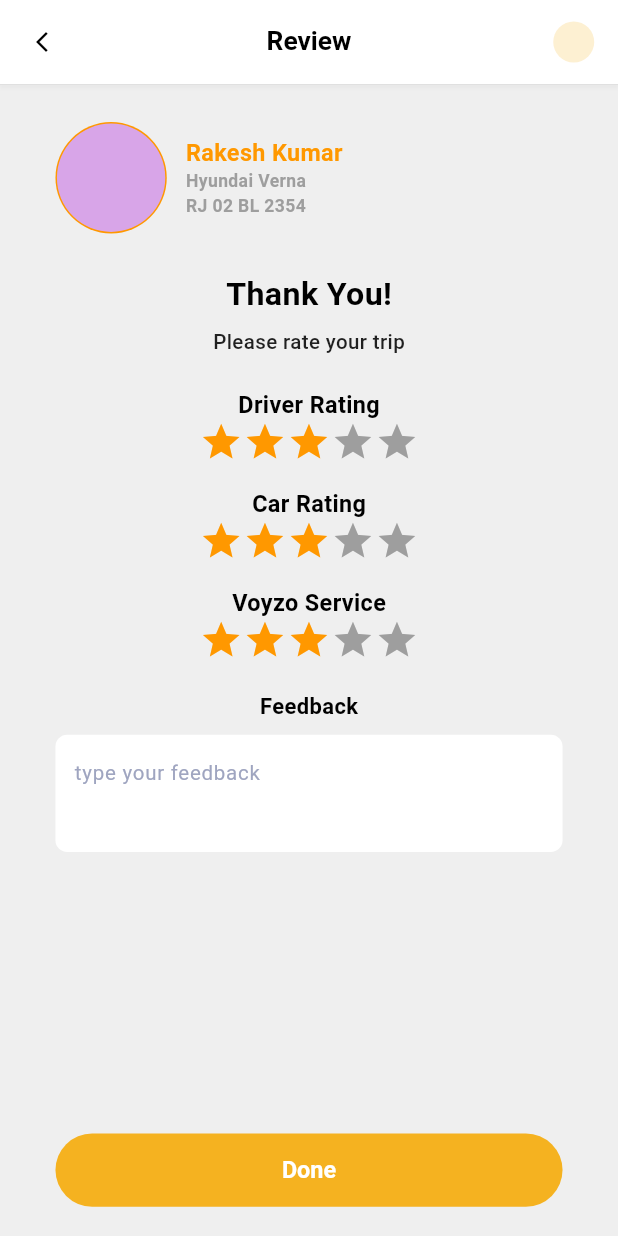
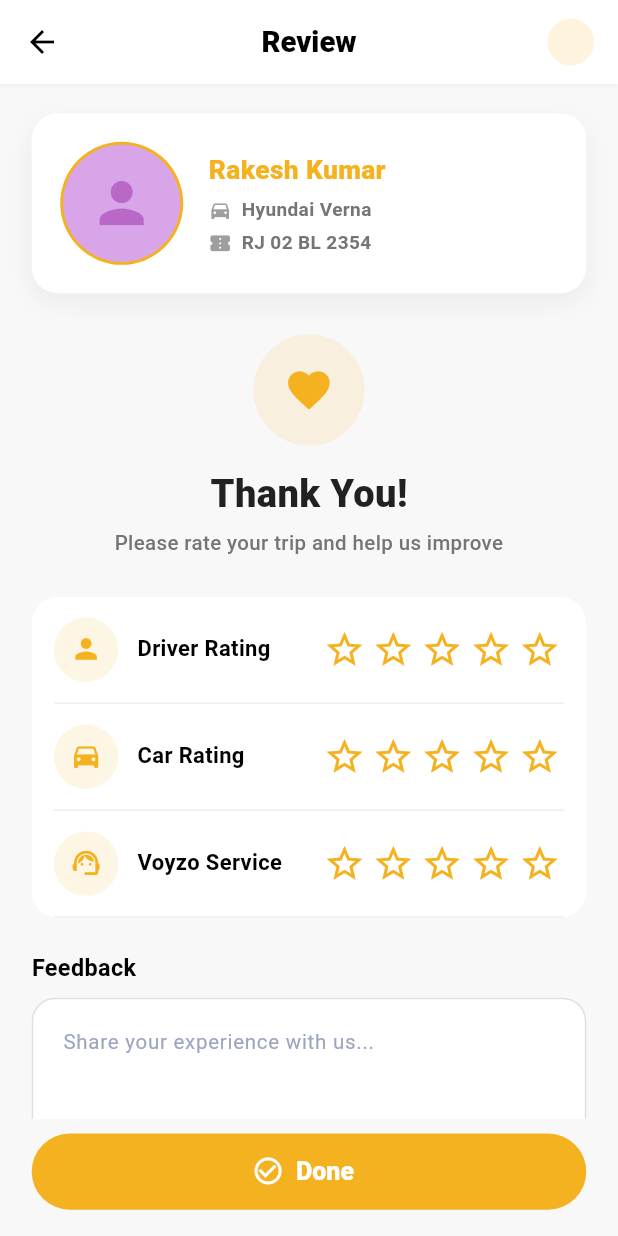
Before and after one commit to Vijayasuriyan1003/voyzo, a Flutter app: the ReviewPage screen opened by its route, on a phone screen of 412 x 824 dp. Run offline on Flutter 3.47's test engine with Material 3 defaults, Android fonts, the phone set to English and light mode, and no system bars; our stand-ins replace cookie_jar, dio, dio_cookie_manager, dropdown_button2, flutter_riverpod, flutter_screenutil and 1 more; Roboto replaces fonts that are missing (Poppins).

Commit message:
Improve review page UI with half-star ratings

```diff
--- a/lib/features/auth/presentation/pages/review_page.dart
+++ b/lib/features/auth/presentation/pages/review_page.dart
@@ -13,9 +13,9 @@ class ReviewPage extends StatefulWidget {
 }
 
 class _ReviewPageState extends State<ReviewPage> {
-  int driverRating = 3;
-  int carRating = 3;
-  int serviceRating = 3;
+  double driverRating = 0.0;
+  double carRating = 0.0;
+  double serviceRating = 0.0;
 
   final feedbackController = TextEditingController();
 
@@ -25,86 +25,148 @@ class _ReviewPageState extends State<ReviewPage> {
     super.dispose();
   }
 
-  Widget ratingStars(int rating, Function(int) onTap) {
-    return Row(
-      mainAxisAlignment: MainAxisAlignment.center,
-      children: List.generate(5, (index) {
-        final starIndex = index + 1;
+  void _updateRating(
+    DragUpdateDetails details,
+    double width,
+    Function(double) onChanged,
+  ) {
+    double value = (details.localPosition.dx / width) * 5;
+    value = value.clamp(0.0, 5.0);
+    value = (value * 2).round() / 2;
+    onChanged(value);
+  }
+
+  Widget halfStarRating(double rating, Function(double) onChanged) {
+    return LayoutBuilder(
+      builder: (context, constraints) {
+        final width = constraints.maxWidth;
 
         return GestureDetector(
+          behavior: HitTestBehavior.opaque,
+          onHorizontalDragUpdate: (details) {
+            _updateRating(details, width, onChanged);
+          },
+          child: Row(
+            mainAxisAlignment: MainAxisAlignment.spaceEvenly,
+            children: List.generate(5, (index) {
+              final star = index + 1;
+
+              IconData icon;
+
+              if (rating >= star) {
+                icon = Icons.star;
+              } else if (rating >= star - 0.5 && rating != 0) {
+                icon = Icons.star_half;
+              } else {
+                icon = Icons.star_border;
+              }
+
+              return Expanded(
+                child: GestureDetector(
+                  behavior: HitTestBehavior.translucent,
                   onTap: () {
-            onTap(starIndex);
+                    onChanged(star - 0.5);
                   },
-          child: Icon(
-            Icons.star,
-            size: 30.sp,
-            color: starIndex <= rating ? Colors.orange : Colors.grey,
+                  onDoubleTap: () {
+                    onChanged(star.toDouble());
+                  },
+                  child: FittedBox(
+                    fit: BoxFit.scaleDown,
+                    child: Padding(
+                      padding: EdgeInsets.symmetric(horizontal: 2.w),
+                      child: Icon(icon, color: AppColors.primary, size: 30.sp),
+                    ),
+                  ),
                 ),
               );
             }),
+          ),
         );
+      },
+    );
+  }
+
+  Widget ratingItem({
+    required IconData icon,
+    required String title,
+    required double rating,
+    required Function(double) onChanged,
+  }) {
+    return Container(
+      padding: EdgeInsets.symmetric(vertical: 14.h),
+      decoration: BoxDecoration(
+        border: Border(bottom: BorderSide(color: Colors.grey.shade200)),
+      ),
+      child: Row(
+        children: [
+          CircleAvatar(
+            radius: 22.r,
+            backgroundColor: AppColors.primary.withOpacity(.12),
+            child: Icon(icon, color: AppColors.primary, size: 22.sp),
+          ),
+
+          SizedBox(width: 12.w),
+
+          Expanded(
+            flex: 3,
+            child: Text(
+              title,
+              style: TextStyle(fontSize: 15.sp, fontWeight: FontWeight.w700),
+            ),
+          ),
+
+          Expanded(flex: 4, child: halfStarRating(rating, onChanged)),
+        ],
+      ),
+    );
+  }
+
+  String getInitials(String fullName) {
+    final nameParts = fullName.trim().split(' ');
+    if (nameParts.length >= 2) {
+      return '${nameParts[0][0]}${nameParts[1][0]}'.toUpperCase();
+    } else if (nameParts.isNotEmpty && nameParts[0].isNotEmpty) {
+      return nameParts[0][0].toUpperCase();
+    }
+    return '';
   }
 
   @override
   Widget build(BuildContext context) {
     return Scaffold(
-      backgroundColor: const Color(0xFFEFEFEF),
-
+      backgroundColor: const Color(0xFFF8F8F8),
       appBar: AppBar(
         backgroundColor: Colors.white,
         elevation: 1,
         centerTitle: true,
-        bottom: PreferredSize(
-          preferredSize: const Size.fromHeight(1),
-          child: Container(color: Colors.grey.shade300, height: 1),
-        ),
         leading: Padding(
           padding: EdgeInsets.all(10.w),
-          child: GestureDetector(
-            onTap: () {
-              context.pop();
-            },
-            child: const Icon(
-              Icons.arrow_back_ios_new,
-              color: Colors.black,
-              size: 16,
-            ),
+          child: InkWell(
+            borderRadius: BorderRadius.circular(12.r),
+            onTap: () => context.pop(),
+            child: const Icon(Icons.arrow_back, color: Colors.black),
           ),
         ),
         title: Text(
           'Review',
           style: TextStyle(
-            fontSize: 18.sp,
-            fontWeight: FontWeight.w700,
+            fontSize: 20.sp,
+            fontWeight: FontWeight.w800,
             color: Colors.black,
           ),
         ),
         actions: [
           InkWell(
             borderRadius: BorderRadius.circular(20.r),
-            onTap: () {
-              context.go('/customer_profile');
-            },
+            onTap: () => context.go('/customer_profile'),
             child: Consumer(
               builder: (context, ref, child) {
                 final user = ref.watch(userProvider);
-
-                final fullName = user?.fullName ?? '';
-
-                final nameParts = fullName.trim().split(' ');
-
-                String initials = '';
-
-                if (nameParts.length >= 2) {
-                  initials = '${nameParts[0][0]}${nameParts[1][0]}'
-                      .toUpperCase();
-                } else if (nameParts.isNotEmpty && nameParts[0].isNotEmpty) {
-                  initials = nameParts[0][0].toUpperCase();
-                }
+                final initials = getInitials(user?.fullName ?? '');
 
                 return CircleAvatar(
-                  radius: 14.r,
-                  backgroundColor: AppColors.primary.withOpacity(0.2),
+                  radius: 16.r,
+                  backgroundColor: AppColors.primary.withOpacity(0.15),
                   child: Text(
                     initials,
                     style: TextStyle(
@@ -120,52 +182,88 @@ class _ReviewPageState extends State<ReviewPage> {
           SizedBox(width: 15.w),
         ],
       ),
-
       body: SafeArea(
         child: Column(
           children: [
             Expanded(
               child: SingleChildScrollView(
-                padding: EdgeInsets.symmetric(horizontal: 35.w),
+                padding: EdgeInsets.symmetric(horizontal: 20.w, vertical: 20.h),
                 child: Column(
                   children: [
-                    SizedBox(height: 25.h),
-
-                    Row(
+                    Container(
+                      width: double.infinity,
+                      padding: EdgeInsets.all(18.w),
+                      decoration: BoxDecoration(
+                        color: Colors.white,
+                        borderRadius: BorderRadius.circular(18.r),
+                        boxShadow: [
+                          BoxShadow(
+                            color: Colors.black.withOpacity(0.05),
+                            blurRadius: 14,
+                            offset: const Offset(0, 6),
+                          ),
+                        ],
+                      ),
+                      child: Row(
                         children: [
                           CircleAvatar(
-                          radius: 38.r,
-                          backgroundColor: Colors.orange,
+                            radius: 42.r,
+                            backgroundColor: AppColors.primary,
                             child: CircleAvatar(
-                            radius: 37.r,
+                              radius: 40.r,
                               backgroundColor: const Color(0xFFD8A5E8),
+                              child: Icon(
+                                Icons.person,
+                                size: 45.sp,
+                                color: Colors.purple.shade300,
                               ),
                             ),
-                        SizedBox(width: 12.w),
+                          ),
+                          SizedBox(width: 16.w),
                           Column(
                             crossAxisAlignment: CrossAxisAlignment.start,
                             children: [
                               Text(
                                 'Rakesh Kumar',
                                 style: TextStyle(
-                                fontSize: 16.sp,
-                                color: Colors.orange,
-                                fontWeight: FontWeight.w700,
+                                  fontSize: 18.sp,
+                                  color: AppColors.primary,
+                                  fontWeight: FontWeight.w800,
                                 ),
                               ),
+                              SizedBox(height: 6.h),
+                              Row(
+                                children: [
+                                  Icon(
+                                    Icons.directions_car,
+                                    size: 16.sp,
+                                    color: Colors.grey,
+                                  ),
+                                  SizedBox(width: 6.w),
                                   Text(
                                     'Hyundai Verna',
                                     style: TextStyle(
-                                fontSize: 12.sp,
-                                color: Colors.grey,
+                                      fontSize: 13.sp,
+                                      color: Colors.grey.shade600,
                                       fontWeight: FontWeight.w600,
                                     ),
                                   ),
+                                ],
+                              ),
+                              SizedBox(height: 4.h),
+                              Row(
+                                children: [
+                                  Icon(
+                                    Icons.confirmation_number,
+                                    size: 16.sp,
+                                    color: Colors.grey,
+                                  ),
+                                  SizedBox(width: 6.w),
                                   Text(
                                     'RJ 02 BL 2354',
                                     style: TextStyle(
-                                fontSize: 12.sp,
-                                color: Colors.grey,
+                                      fontSize: 13.sp,
+                                      color: Colors.grey.shade600,
                                       fontWeight: FontWeight.w600,
                                     ),
                                   ),
@@ -173,133 +271,163 @@ class _ReviewPageState extends State<ReviewPage> {
                               ),
                             ],
                           ),
+                        ],
+                      ),
+                    ),
 
-                    SizedBox(height: 25.h),
+                    SizedBox(height: 28.h),
+
+                    CircleAvatar(
+                      radius: 38.r,
+                      backgroundColor: AppColors.primary.withOpacity(0.12),
+                      child: Icon(
+                        Icons.favorite,
+                        color: AppColors.primary,
+                        size: 34.sp,
+                      ),
+                    ),
+
+                    SizedBox(height: 14.h),
 
                     Text(
                       'Thank You!',
                       style: TextStyle(
-                        fontSize: 22.sp,
-                        fontWeight: FontWeight.w700,
-                      ),
-                    ),
-
-                    SizedBox(height: 8.h),
-
-                    Text(
-                      'Please rate your trip',
-                      style: TextStyle(
-                        fontSize: 14.sp,
-                        fontWeight: FontWeight.w500,
+                        fontSize: 26.sp,
+                        fontWeight: FontWeight.w800,
                         color: Colors.black87,
                       ),
                     ),
 
-                    SizedBox(height: 20.h),
+                    SizedBox(height: 6.h),
 
                     Text(
-                      'Driver Rating',
+                      'Please rate your trip and help us improve',
+                      textAlign: TextAlign.center,
                       style: TextStyle(
-                        fontSize: 16.sp,
-
-                        fontWeight: FontWeight.w600,
-                      ),
-                    ),
-                    ratingStars(driverRating, (value) {
-                      setState(() => driverRating = value);
-                    }),
-
-                    SizedBox(height: 15.h),
-
-                    Text(
-                      'Car Rating',
-                      style: TextStyle(
-                        fontSize: 16.sp,
-                        fontWeight: FontWeight.w600,
-                      ),
-                    ),
-                    ratingStars(carRating, (value) {
-                      setState(() => carRating = value);
-                    }),
-
-                    SizedBox(height: 15.h),
-
-                    Text(
-                      'Voyzo Service',
-                      style: TextStyle(
-                        fontSize: 16.sp,
-                        fontWeight: FontWeight.w600,
-                      ),
-                    ),
-                    ratingStars(serviceRating, (value) {
-                      setState(() => serviceRating = value);
-                    }),
-
-                    SizedBox(height: 20.h),
-
-                    Text(
-                      'Feedback',
-                      style: TextStyle(
-                        fontSize: 15.sp,
-                        fontWeight: FontWeight.w600,
+                        fontSize: 14.sp,
+                        color: Colors.grey.shade600,
+                        fontWeight: FontWeight.w500,
                       ),
                     ),
 
-                    SizedBox(height: 8.h),
+                    SizedBox(height: 26.h),
 
                     Container(
-                      height: 80.h,
-                      width: double.infinity,
-                      padding: EdgeInsets.all(12.w),
+                      padding: EdgeInsets.symmetric(horizontal: 14.w),
                       decoration: BoxDecoration(
                         color: Colors.white,
-                        borderRadius: BorderRadius.circular(8.r),
+                        borderRadius: BorderRadius.circular(18.r),
                       ),
-                      child: TextField(
-                        controller: feedbackController,
-                        maxLines: null,
-                        expands: true,
-                        decoration: const InputDecoration(
-                          hintText: 'type your feedback',
-                          border: InputBorder.none,
-                          enabledBorder: InputBorder.none,
-                          focusedBorder: InputBorder.none,
-                          contentPadding: EdgeInsets.zero,
-                          isCollapsed: true,
-                          filled: false,
+                      child: Column(
+                        children: [
+                          ratingItem(
+                            icon: Icons.person,
+                            title: 'Driver Rating',
+                            rating: driverRating,
+                            onChanged: (value) {
+                              setState(() => driverRating = value);
+                            },
+                          ),
+                          ratingItem(
+                            icon: Icons.directions_car,
+                            title: 'Car Rating',
+                            rating: carRating,
+                            onChanged: (value) {
+                              setState(() => carRating = value);
+                            },
+                          ),
+                          ratingItem(
+                            icon: Icons.support_agent,
+                            title: 'Voyzo Service',
+                            rating: serviceRating,
+                            onChanged: (value) {
+                              setState(() => serviceRating = value);
+                            },
+                          ),
+                        ],
+                      ),
+                    ),
+
+                    SizedBox(height: 22.h),
+
+                    Align(
+                      alignment: Alignment.centerLeft,
+                      child: Text(
+                        'Feedback',
+                        style: TextStyle(
+                          fontSize: 16.sp,
+                          fontWeight: FontWeight.w700,
                         ),
                       ),
                     ),
 
-                    SizedBox(height: 30.h),
+                    SizedBox(height: 10.h),
+
+                    TextFormField(
+                      controller: feedbackController,
+                      minLines: 5,
+                      maxLines: 5,
+                      maxLength: 300,
+                      textAlignVertical: TextAlignVertical.top,
+                      decoration: InputDecoration(
+                        hintText: 'Share your experience with us...',
+                        filled: true,
+                        fillColor: Colors.white,
+                        contentPadding: EdgeInsets.all(16.w),
+
+                        border: OutlineInputBorder(
+                          borderRadius: BorderRadius.circular(16.r),
+                          borderSide: BorderSide(
+                            color: Colors.grey.shade300,
+                            width: 1,
+                          ),
+                        ),
+                        enabledBorder: OutlineInputBorder(
+                          borderRadius: BorderRadius.circular(16.r),
+                          borderSide: BorderSide(
+                            color: Colors.grey.shade300,
+                            width: 1,
+                          ),
+                        ),
+                        focusedBorder: OutlineInputBorder(
+                          borderRadius: BorderRadius.circular(16.r),
+                          borderSide: BorderSide(
+                            color: AppColors.primary,
+                            width: 1.2,
+                          ),
+                        ),
+                      ),
+                    ),
+                    SizedBox(height: 25.h),
                   ],
                 ),
               ),
             ),
 
             Container(
-              color: const Color(0xFFEFEFEF),
-              padding: EdgeInsets.fromLTRB(35.w, 10.h, 35.w, 20.h),
+              color: const Color(0xFFF8F8F8),
+              padding: EdgeInsets.fromLTRB(20.w, 10.h, 20.w, 18.h),
               child: SizedBox(
                 width: double.infinity,
-                height: 50.h,
-                child: ElevatedButton(
+                height: 52.h,
+                child: ElevatedButton.icon(
                   onPressed: () {
                     context.go('/customer_booking_history');
                   },
+                  icon: Icon(Icons.check_circle_outline, size: 22.sp),
+                  label: Text(
+                    'Done',
+                    style: TextStyle(
+                      fontSize: 17.sp,
+                      fontWeight: FontWeight.w800,
+                    ),
+                  ),
                   style: ElevatedButton.styleFrom(
                     backgroundColor: AppColors.primary,
+                    foregroundColor: Colors.white,
                     elevation: 0,
                     shape: RoundedRectangleBorder(
                       borderRadius: BorderRadius.circular(30.r),
-                    ),
-                  ),
-                  child: Text(
-                    'Done',
-                    style: TextStyle(
-                      fontSize: 16.sp,
-                      fontWeight: FontWeight.w700,
-                      color: Colors.white,
                     ),
                   ),
                 ),
```
Lines whose indentation alone changed are shown as unchanged.
